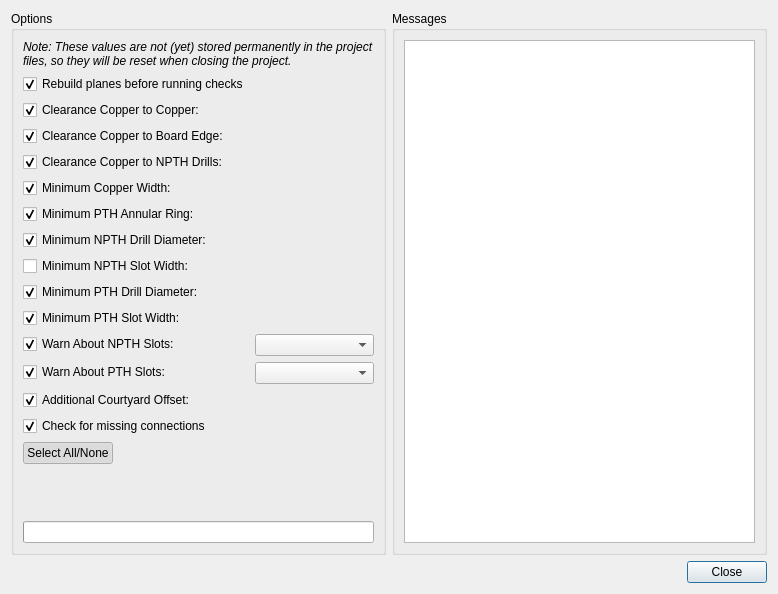
Old version of the form libs/librepcb/editor/project/boardeditor/boarddesignrulecheckdialog.ui in the repository LibrePCB/LibrePCB.
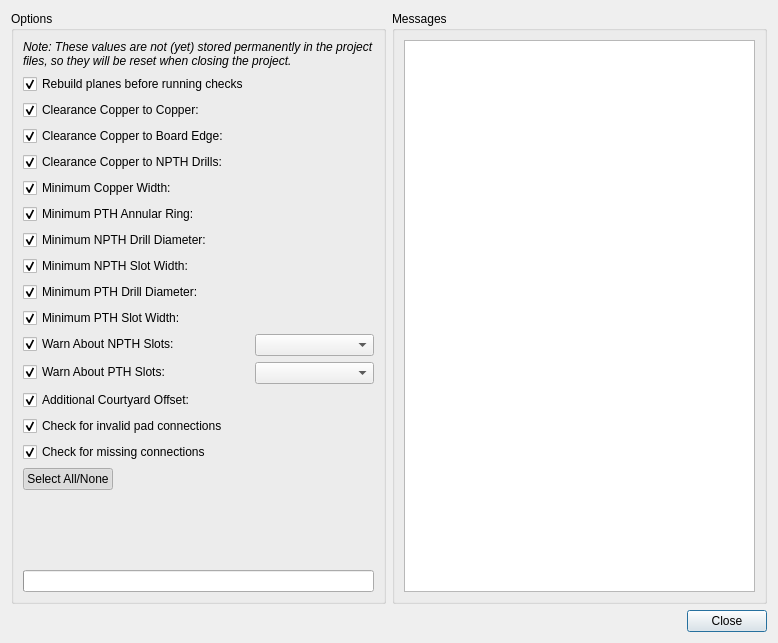
New version of the form. Custom widgets are drawn as their Qt base class.

Commit message: DRC: Add check for possibly invalid pad connections

```diff
--- a/libs/librepcb/editor/project/boardeditor/boarddesignrulecheckdialog.ui
+++ b/libs/librepcb/editor/project/boardeditor/boarddesignrulecheckdialog.ui
@@ -7,7 +7,7 @@
     <x>0</x>
     <y>0</y>
     <width>778</width>
-    <height>594</height>
+    <height>643</height>
    </rect>
   </property>
   <property name="windowTitle">
@@ -177,7 +177,7 @@
         <item row="13" column="1">
          <widget class="librepcb::editor::LengthEdit" name="edtCourtyardOffset" native="true"/>
         </item>
-        <item row="14" column="0">
+        <item row="15" column="0">
          <widget class="QCheckBox" name="cbxMissingConnections">
           <property name="text">
            <string>Check for missing connections</string>
@@ -187,7 +187,7 @@
           </property>
          </widget>
         </item>
-        <item row="15" column="0">
+        <item row="16" column="0">
          <widget class="QPushButton" name="btnSelectAll">
           <property name="text">
            <string>Select All/None</string>
@@ -203,7 +203,7 @@
           </property>
          </widget>
         </item>
-        <item row="16" column="0">
+        <item row="17" column="0">
          <spacer name="verticalSpacer">
           <property name="orientation">
            <enum>Qt::Vertical</enum>
@@ -216,7 +216,7 @@
           </property>
          </spacer>
         </item>
-        <item row="17" column="0" colspan="2">
+        <item row="18" column="0" colspan="2">
          <widget class="QProgressBar" name="prgProgress">
           <property name="value">
            <number>0</number>
@@ -234,6 +234,9 @@
           <property name="text">
            <string>Minimum NPTH Slot Width:</string>
           </property>
+          <property name="checked">
+           <bool>true</bool>
+          </property>
          </widget>
         </item>
         <item row="8" column="1">
@@ -269,6 +272,16 @@
           </property>
          </widget>
         </item>
+        <item row="14" column="0">
+         <widget class="QCheckBox" name="cbxBrokenPadConnections">
+          <property name="text">
+           <string>Check for invalid pad connections</string>
+          </property>
+          <property name="checked">
+           <bool>true</bool>
+          </property>
+         </widget>
+        </item>
        </layout>
       </widget>
      </item>
```
The commit also changes 3 other files.
